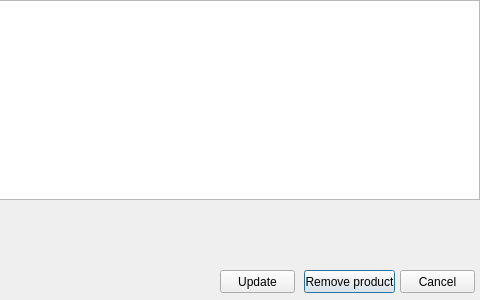
Old version of the form updatesmartphone.ui in the repository mhortis/Eshop_QT; both pictures show x 320 to 800 and y 0 to 300 of the 800 by 300 pixel window.
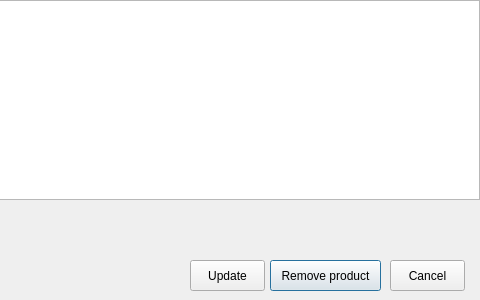
New version of the form.

Diff of the .ui file:
```diff
--- a/updatesmartphone.ui
+++ b/updatesmartphone.ui
@@ -26,10 +26,10 @@
   <widget class="QPushButton" name="removeButton">
    <property name="geometry">
     <rect>
-     <x>624</x>
-     <y>270</y>
-     <width>91</width>
-     <height>23</height>
+     <x>590</x>
+     <y>260</y>
+     <width>111</width>
+     <height>31</height>
     </rect>
    </property>
    <property name="text">
@@ -39,10 +39,10 @@
   <widget class="QPushButton" name="updateButton">
    <property name="geometry">
     <rect>
-     <x>540</x>
-     <y>270</y>
+     <x>510</x>
+     <y>260</y>
      <width>75</width>
-     <height>23</height>
+     <height>31</height>
     </rect>
    </property>
    <property name="text">
@@ -52,10 +52,10 @@
   <widget class="QPushButton" name="cancelButton">
    <property name="geometry">
     <rect>
-     <x>720</x>
-     <y>270</y>
+     <x>710</x>
+     <y>260</y>
      <width>75</width>
-     <height>23</height>
+     <height>31</height>
     </rect>
    </property>
    <property name="text">
```
Left out of the diff: 2 changed lines with no effect on the pictures.
